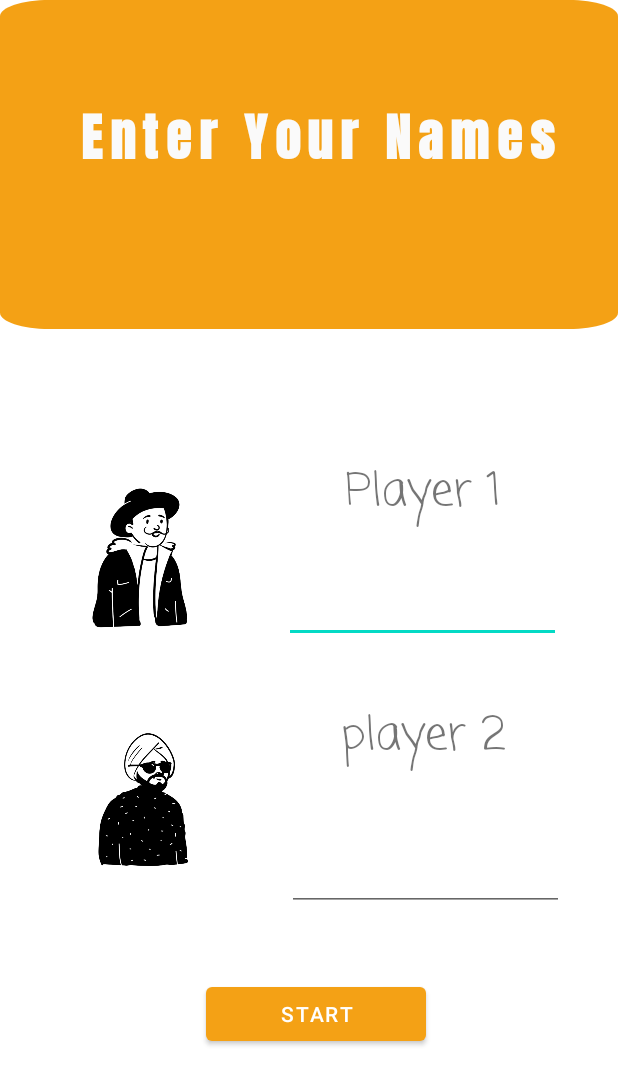
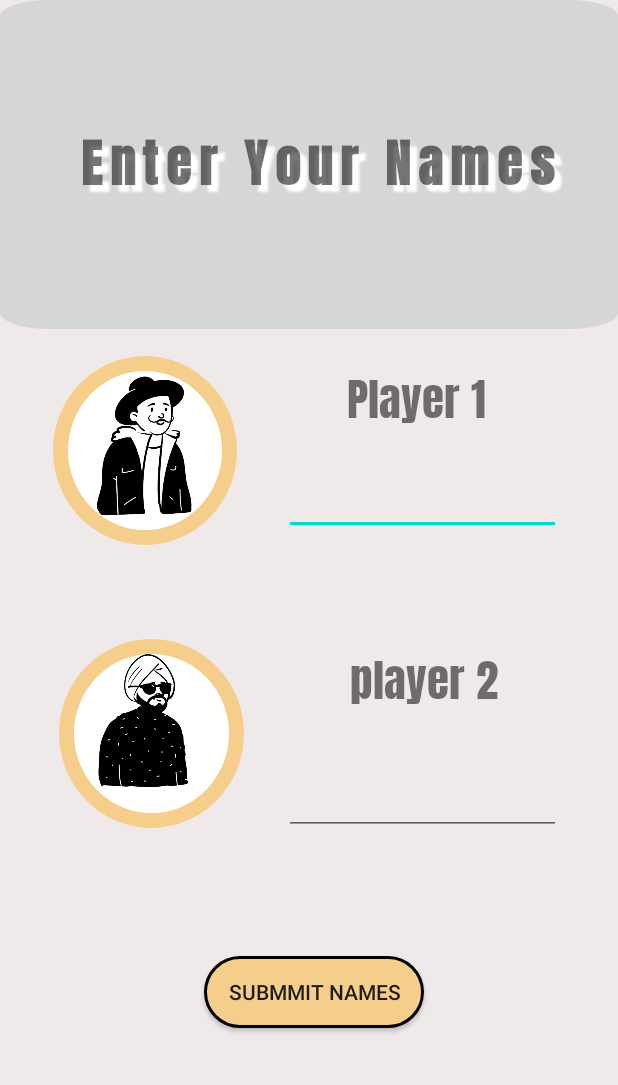
Before and after one commit to EynavP/TicTakToe, an Android app: the RegisterActivity screen opened directly, with no data from a screen before it, on a phone screen of 412 x 824 dp. Shown: the top 1085 px of the screen. Run offline under Robolectric (Android 15) with nearby library versions, the phone set to English and light mode, and no system bars.

Commit message:
new design for buttons + new design for register page

```diff
--- /dev/null
+++ b/app/src/main/res/drawable/orange_button.xml
@@ -0,0 +1,11 @@
+<?xml version="1.0" encoding="utf-8"?>
+<selector xmlns:android="http://schemas.android.com/apk/res/android">
+    <item>
+        <shape android:shape="rectangle">
+            <solid android:color="@color/orange_lite"/>
+            <corners android:radius="100dp"/>
+            <stroke android:color="@color/black" android:width="2dp"/>
+        </shape>
+    </item>
+
+</selector>
--- /dev/null
+++ b/app/src/main/res/drawable/white_circle_players.xml
@@ -0,0 +1,10 @@
+<?xml version="1.0" encoding="utf-8"?>
+<selector xmlns:android="http://schemas.android.com/apk/res/android">
+    <item>
+        <shape android:shape="oval">
+            <solid android:color="@color/white"/>
+            <corners android:radius="100dp"/>
+            <stroke android:color="@color/orange_lite" android:width="10dp"/>
+        </shape>
+    </item>
+</selector>
--- a/app/src/main/res/layout/activity_main.xml
+++ b/app/src/main/res/layout/activity_main.xml
@@ -18,6 +18,5 @@
         app:layout_constraintStart_toStartOf="parent"
         app:layout_constraintTop_toTopOf="parent"
         app:layout_constraintVertical_bias="0.812"
-        android:background="@color/orange"
-        />
+        android:background="@drawable/orange_button"/>
 </androidx.constraintlayout.widget.ConstraintLayout>
--- a/app/src/main/res/layout/activity_register.xml
+++ b/app/src/main/res/layout/activity_register.xml
@@ -4,7 +4,8 @@
     xmlns:tools="http://schemas.android.com/tools"
     android:layout_width="match_parent"
     android:layout_height="match_parent"
-    tools:context=".RegisterActivity">
+    tools:context=".RegisterActivity"
+    android:background="@color/background">
 
 
     <RelativeLayout
@@ -21,31 +22,6 @@
         app:layout_constraintVertical_bias="1.0">
 
 
-        <ImageView
-            android:id="@+id/Img_player1"
-            android:layout_width="115dp"
-            android:layout_height="121dp"
-            android:layout_alignParentStart="true"
-            android:layout_alignParentTop="true"
-            android:layout_alignParentEnd="true"
-            android:layout_marginStart="36dp"
-            android:layout_marginTop="150dp"
-            android:layout_marginEnd="260dp"
-            app:srcCompat="@drawable/player1" />
-
-        <ImageView
-            android:id="@+id/Img_player2"
-            android:layout_width="wrap_content"
-            android:layout_height="114dp"
-            android:layout_below="@+id/Img_player1"
-            android:layout_alignParentStart="true"
-            android:layout_alignParentEnd="true"
-            android:layout_marginStart="36dp"
-            android:layout_marginTop="44dp"
-
-            android:layout_marginEnd="255dp"
-            app:srcCompat="@drawable/player2" />
-
         <EditText
             android:id="@+id/Et_player1"
             android:layout_width="183dp"
@@ -54,7 +30,7 @@
             android:layout_alignParentTop="true"
             android:layout_alignParentEnd="true"
             android:layout_marginStart="189dp"
-            android:layout_marginTop="207dp"
+            android:layout_marginTop="135dp"
             android:layout_marginEnd="38dp">
 
         </EditText>
@@ -66,26 +42,9 @@
             android:layout_alignParentStart="true"
             android:layout_alignParentTop="true"
             android:layout_alignParentEnd="true"
-            android:layout_marginStart="191dp"
-            android:layout_marginTop="372dp"
-            android:layout_marginEnd="36dp"></EditText>
-
-        <TextView
-            android:id="@+id/Tv_player1"
-            android:layout_width="175dp"
-            android:layout_height="49dp"
-            android:layout_alignParentStart="true"
-            android:layout_alignParentTop="true"
-            android:layout_alignParentEnd="true"
-            android:layout_marginStart="194dp"
-            android:layout_marginTop="145dp"
-            android:layout_marginEnd="41dp"
-            android:fontFamily="casual"
-            android:text="@string/player_1"
-            android:textAlignment="center"
-            android:textSize="30sp">
-
-        </TextView>
+            android:layout_marginStart="189dp"
+            android:layout_marginTop="321dp"
+            android:layout_marginEnd="38dp"></EditText>
 
         <TextView
             android:id="@+id/tv_player2"
@@ -95,27 +54,94 @@
             android:layout_alignParentTop="true"
             android:layout_alignParentEnd="true"
             android:layout_marginStart="199dp"
-            android:layout_marginTop="308dp"
-            android:layout_marginEnd="47dp"
-            android:fontFamily="casual"
+            android:layout_marginTop="263dp"
+            android:layout_marginEnd="46dp"
+            android:fontFamily="@font/anton"
             android:text="@string/player_2"
             android:textAlignment="center"
             android:textSize="30sp">
 
         </TextView>
 
-        <Button
+        <TextView
+            android:id="@+id/tv_player3"
+            android:layout_width="175dp"
+            android:layout_height="49dp"
+            android:layout_alignParentStart="true"
+            android:layout_alignParentTop="true"
+            android:layout_alignParentEnd="true"
+            android:layout_marginStart="194dp"
+            android:layout_marginTop="76dp"
+            android:layout_marginEnd="51dp"
+            android:fontFamily="@font/anton"
+            android:text="@string/player_1"
+            android:textAlignment="center"
+            android:textSize="30sp">
+
+        </TextView>
+
+        <androidx.appcompat.widget.AppCompatButton
             android:id="@+id/btnStart"
-            android:layout_width="146dp"
+            android:layout_width="150dp"
             android:layout_height="wrap_content"
             android:layout_alignParentStart="true"
             android:layout_alignParentTop="true"
             android:layout_alignParentEnd="true"
-            android:layout_marginStart="137dp"
-            android:layout_marginTop="492dp"
-            android:layout_marginEnd="128dp"
-            android:text="@string/start"
+            android:layout_marginStart="136dp"
+            android:layout_marginTop="477dp"
+            android:layout_marginEnd="129dp"
+            android:background="@drawable/orange_button"
+            android:text="@string/submmit_names"
             android:textAlignment="center" />
+
+        <ImageView
+            android:id="@+id/Iv_circle_player1"
+            android:layout_width="wrap_content"
+            android:layout_height="126dp"
+            android:layout_alignParentStart="true"
+            android:layout_alignParentTop="true"
+            android:layout_alignParentEnd="true"
+            android:layout_marginStart="35dp"
+            android:layout_marginTop="77dp"
+            android:layout_marginEnd="254dp"
+            app:srcCompat="@drawable/white_circle_players" />
+
+        <ImageView
+            android:id="@+id/iv_circle_player2"
+            android:layout_width="wrap_content"
+            android:layout_height="126dp"
+            android:layout_alignParentStart="true"
+            android:layout_alignParentTop="true"
+            android:layout_alignParentEnd="true"
+            android:layout_marginStart="39dp"
+            android:layout_marginTop="266dp"
+            android:layout_marginEnd="249dp"
+            app:srcCompat="@drawable/white_circle_players" />
+
+        <ImageView
+            android:id="@+id/Img_player2"
+            android:layout_width="wrap_content"
+            android:layout_height="114dp"
+            android:layout_below="@+id/Img_player1"
+            android:layout_alignParentStart="true"
+            android:layout_alignParentEnd="true"
+            android:layout_marginStart="36dp"
+            android:layout_marginTop="66dp"
+
+            android:layout_marginEnd="255dp"
+            app:srcCompat="@drawable/player2" />
+
+        <ImageView
+            android:id="@+id/Img_player1"
+            android:layout_width="115dp"
+            android:layout_height="121dp"
+            android:layout_alignParentStart="true"
+            android:layout_alignParentTop="true"
+            android:layout_alignParentEnd="true"
+            android:layout_marginStart="39dp"
+            android:layout_marginTop="75dp"
+            android:layout_marginEnd="257dp"
+            app:srcCompat="@drawable/player1" />
     </RelativeLayout>
 
     <ImageView
@@ -136,14 +162,17 @@
         android:layout_alignParentEnd="true"
         android:layout_alignParentBottom="true"
         android:layout_marginStart="33dp"
-        android:layout_marginTop="58dp"
+        android:layout_marginTop="75dp"
         android:layout_marginEnd="22dp"
-        android:layout_marginBottom="587dp"
+        android:layout_marginBottom="570dp"
         android:fontFamily="@font/anton"
         android:letterSpacing="0.15"
+        android:shadowColor="@color/white"
+        android:shadowDx="7"
+        android:shadowDy="7"
+        android:shadowRadius="1.5"
         android:text="@string/enter_your_names"
         android:textAlignment="center"
-        android:textColor="#FAFAFA"
         android:textSize="34sp"
         android:textStyle="bold">
 
--- a/app/src/main/res/values/colors.xml
+++ b/app/src/main/res/values/colors.xml
@@ -7,6 +7,6 @@
     <color name="teal_700">#FF018786</color>
     <color name="black">#FF000000</color>
     <color name="white">#FFFFFFFF</color>
-    <color name="orange">#F4A115</color>
     <color name="orange_lite">#f5ce8c</color>
+    <color name="background">#68D7CCC8</color>
 </resources>
--- a/app/src/main/res/values/strings.xml
+++ b/app/src/main/res/values/strings.xml
@@ -4,4 +4,5 @@
     <string name="player_1">Player 1</string>
     <string name="player_2">player 2</string>
     <string name="enter_your_names">Enter Your Names</string>
+    <string name="submmit_names">Submmit Names</string>
 </resources>
--- a/app/src/main/res/values/themes.xml
+++ b/app/src/main/res/values/themes.xml
@@ -2,8 +2,8 @@
     <!-- Base application theme. -->
     <style name="Theme.MyApplication" parent="Theme.MaterialComponents.DayNight.NoActionBar">
         <!-- Primary brand color. -->
-        <item name="colorPrimary">@color/orange</item>
-        <item name="colorPrimaryVariant">@color/orange</item>
+        <item name="colorPrimary">@color/orange_lite</item>
+        <item name="colorPrimaryVariant">@color/orange_lite</item>
         <item name="colorOnPrimary">@color/white</item>
         <!-- Secondary brand color. -->
         <item name="colorSecondary">@color/teal_200</item>
@@ -13,7 +13,7 @@
         <item name="android:statusBarColor" tools:targetApi="l">?attr/colorPrimaryVariant</item>
         <!-- Customize your theme here. -->
     </style>
-    <style name="Theme.MyApplication.">
+    <style name="Theme.MyApplication.NoActionBar">
         <item name="windowActionBar">false</item>
         <item name="windowNoTitle">true</item>
     </style>
```
